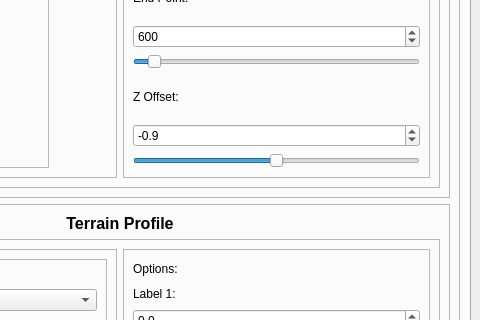
Old version of the form gui/main_window.ui in the repository bdemin/simGUI; both pictures show x 240 to 720 and y 250 to 570 of the 720 by 909 pixel window.
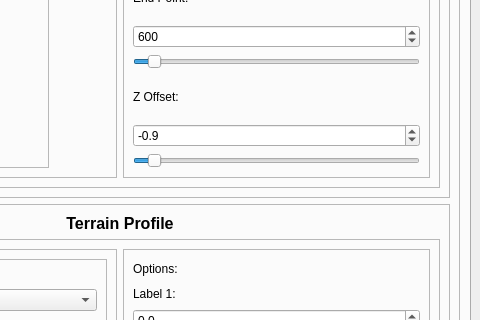
New version of the form. The open tabs and pages were chosen to show the change. Icons and pictures are not drawn.

The edit to the form file:
```diff
--- a/gui/main_window.ui
+++ b/gui/main_window.ui
@@ -491,13 +491,16 @@
                     <item>
                      <widget class="QSlider" name="sliderSlope_2">
                       <property name="minimum">
-                       <number>-45</number>
+                       <number>-10</number>
                       </property>
                       <property name="maximum">
-                       <number>45</number>
+                       <number>10</number>
                       </property>
                       <property name="singleStep">
-                       <number>5</number>
+                       <number>1</number>
+                      </property>
+                      <property name="value">
+                       <number>-9</number>
                       </property>
                       <property name="orientation">
                        <enum>Qt::Horizontal</enum>
```
Left out of the diff: 20 changed lines with no effect on the pictures.
